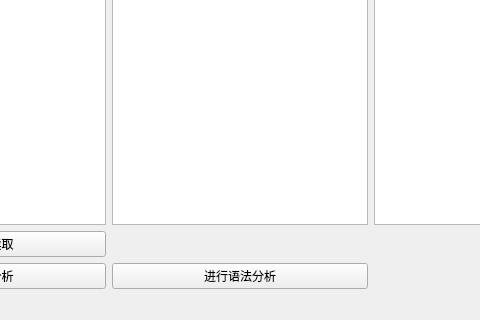
Before: the Qt Designer form mainwindow.ui in ztmail723/JLU-SNL-compiler, drawn with Qt 5; both pictures show x 160 to 640 and y 280 to 600 of the 800 by 600 pixel window.
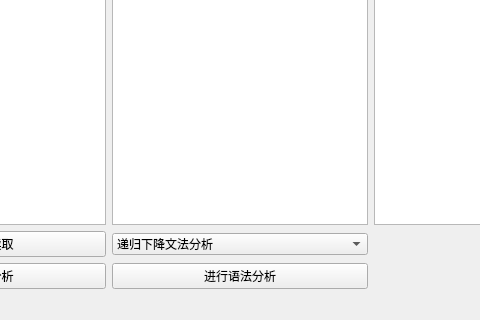
After: the same form once the commit is applied.

Commit message: 修改了UI

```diff
--- a/mainwindow.ui
+++ b/mainwindow.ui
@@ -72,6 +72,20 @@
       </property>
      </widget>
     </item>
+    <item row="2" column="1">
+     <widget class="QComboBox" name="comboBox">
+      <item>
+       <property name="text">
+        <string>递归下降文法分析</string>
+       </property>
+      </item>
+      <item>
+       <property name="text">
+        <string>LL1文法分析</string>
+       </property>
+      </item>
+     </widget>
+    </item>
    </layout>
   </widget>
   <widget class="QMenuBar" name="menubar">
```
